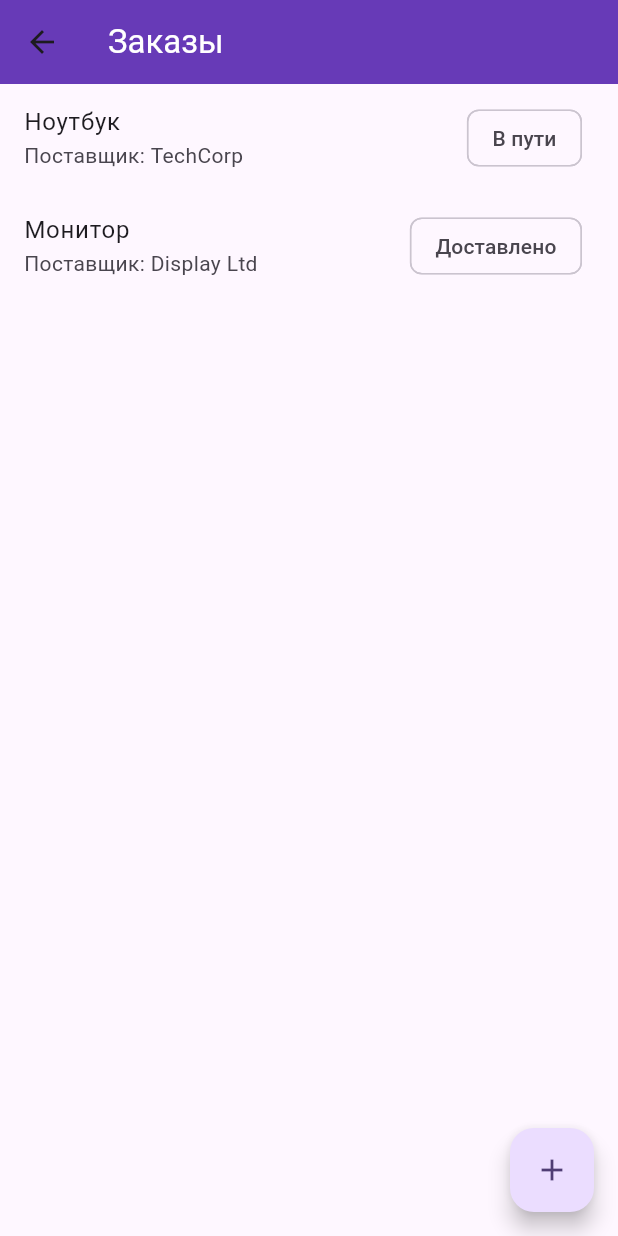
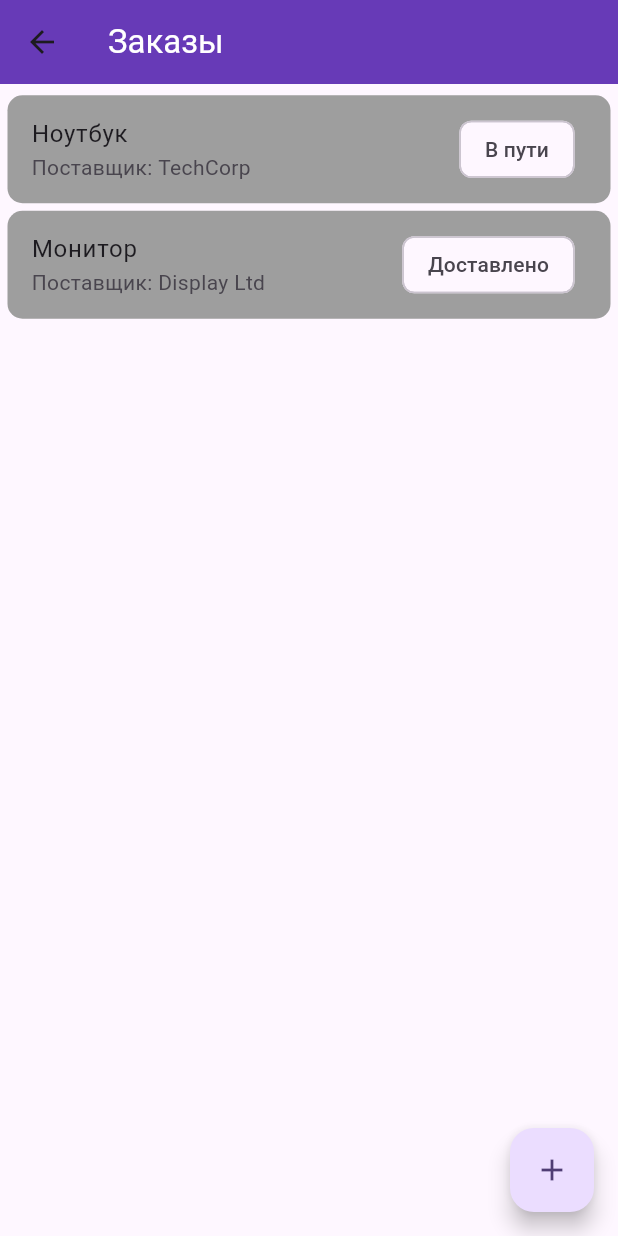
Before and after one commit to VirVoyt/VKR, a Flutter app: the OrdersScreen screen opened directly, on a phone screen of 412 x 824 dp. Run offline on Flutter 3.47's test engine with Material 3 defaults, Android fonts, the phone set to English and light mode, and no system bars; our stand-ins replace get, graphql_flutter, parse_server_sdk_flutter.

Commit message:
update product screen

```diff
--- a/lib/main.dart
+++ b/lib/main.dart
@@ -370,13 +370,18 @@ class OrdersScreen extends StatelessWidget {
       appBar: AppBar(title: Text("Заказы", style: TextStyle(color: Colors.white)), backgroundColor: color ),
       body: ListView.builder(
         itemCount: orders.length,
+        padding: const EdgeInsets.all(5),
         itemBuilder: (context, index) {
           final order = orders[index];
-          return ListTile(
-            title: Text(order.product),
-            subtitle: Text("Поставщик: ${order.supplier}"),
-            trailing: Chip(label: Text(order.status)),
-          );
+          return Container(
+            padding: EdgeInsets.symmetric(vertical: 2.5),
+            child: Material(color: Colors.grey,
+            borderRadius: const BorderRadius.all(Radius.circular(10.0)),
+              child:ListTile(
+              title: Text(order.product),
+              subtitle: Text("Поставщик: ${order.supplier}"),
+              trailing: Chip(label: Text(order.status)),
+            ),), );
         },
       ),
       floatingActionButton: FloatingActionButton(
```
